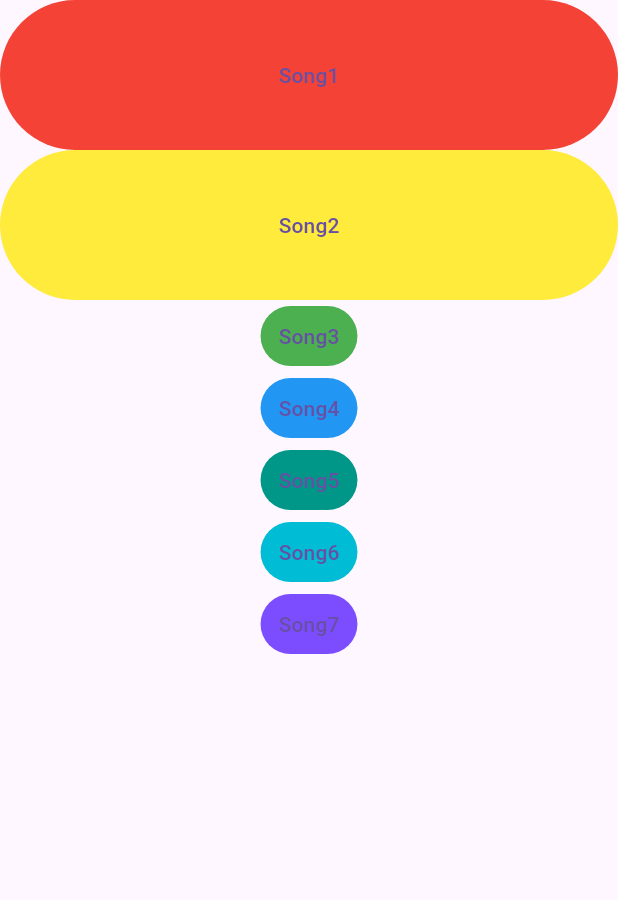
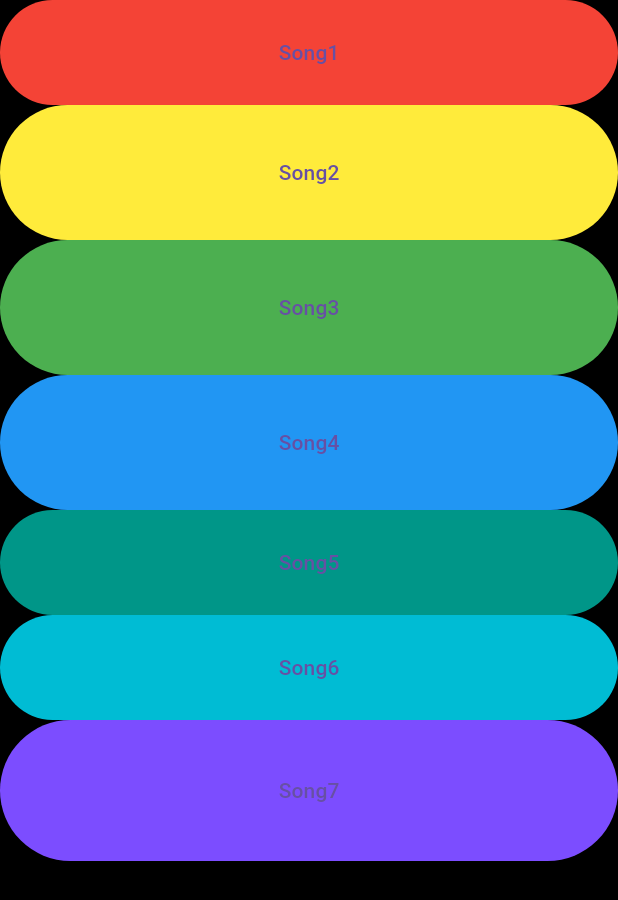
Before and after one commit to saidAbdirahman/xylophone-flutter, a Flutter app: the screen it shows after launch, on a phone screen of 412 x 824 dp. Shown: the top 900 px of the screen. Run offline on Flutter 3.47's test engine with Material 3 defaults, Android fonts, the phone set to English and light mode, and no system bars; our stand-ins replace audioplayers.

Commit message:
Applied to all
Signed-off-by: saidAbirahman <saidqaaje11@gmail.com>

```diff
--- a/lib/main.dart
+++ b/lib/main.dart
@@ -14,13 +14,14 @@ class XylophoneApp extends StatelessWidget {
   Widget build(BuildContext context) {
     return MaterialApp(
       home: Scaffold(
+        backgroundColor: Colors.black,
         body: SafeArea(
           child: Column(
 
             children: [
               Container(
                 width: 1000,
-                height: 100,
+                height: 70,
                 child: TextButton(
 
                   style: TextButton.styleFrom(
@@ -34,7 +35,7 @@ class XylophoneApp extends StatelessWidget {
               ),
               Container(
                 width: 1000,
-                height: 100,
+                height: 90,
                 child: TextButton(
                   style: TextButton.styleFrom(
                       backgroundColor: Colors.yellow
@@ -45,7 +46,10 @@ class XylophoneApp extends StatelessWidget {
                   child: Text("Song2"),
                 ),
               ),
-              TextButton(
+              Container(
+                width: 1000,
+                height: 90,
+                child: TextButton(
                   style: TextButton.styleFrom(
                       backgroundColor: Colors.green
                   ),
@@ -54,7 +58,11 @@ class XylophoneApp extends StatelessWidget {
                   },
                   child: Text("Song3"),
                 ),
-              TextButton(
+              ),
+              Container(
+                width: 1000,
+                height: 90,
+                child: TextButton(
                   style: TextButton.styleFrom(
                       backgroundColor: Colors.blue
                   ),
@@ -63,7 +71,11 @@ class XylophoneApp extends StatelessWidget {
                   },
                   child: Text("Song4"),
                 ),
-              TextButton(
+              ),
+              Container(
+                width: 1000,
+                height: 70,
+                child: TextButton(
                   style: TextButton.styleFrom(
                       backgroundColor: Colors.teal
                   ),
@@ -72,7 +84,11 @@ class XylophoneApp extends StatelessWidget {
                   },
                   child: Text("Song5"),
                 ),
-              TextButton(
+              ),
+              Container(
+                width: 1000,
+                height: 70,
+                child: TextButton(
                   style: TextButton.styleFrom(
                       backgroundColor: Colors.cyan
                   ),
@@ -81,7 +97,11 @@ class XylophoneApp extends StatelessWidget {
                   },
                   child: Text("Song6"),
                 ),
-              TextButton(
+              ),
+              Container(
+                width: 1000,
+                height: 94,
+                child: TextButton(
                   style: TextButton.styleFrom(
                       backgroundColor: Colors.deepPurpleAccent
                   ),
@@ -90,6 +110,7 @@ class XylophoneApp extends StatelessWidget {
                   },
                   child: Text("Song7"),
                 ),
+              ),
             ],
           ),
         ),
```
Lines whose indentation alone changed are shown as unchanged.
